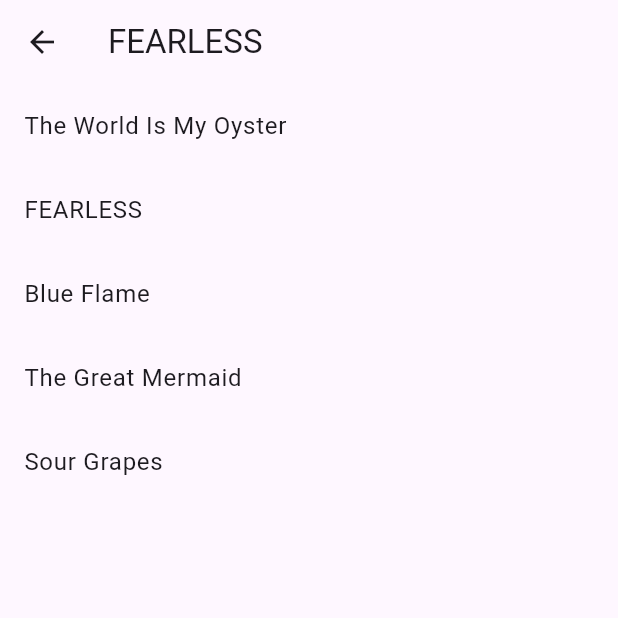
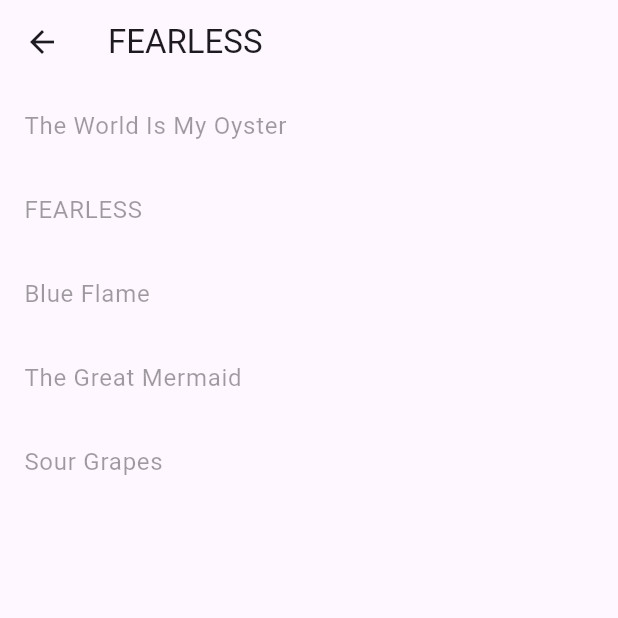
Before and after one commit to airicbear/lesserafim_lyrics, a Flutter app: the screen it shows after launch, after a tap on "FEARLESS", on a phone screen of 412 x 824 dp, the top half of it. Run offline on Flutter 3.47's test engine with Material 2 defaults, Android fonts, the phone set to English and light mode, and no system bars; our stand-ins replace flutter_widget_from_html_core.

Commit message:
Disable songs with empty lyrics (#11)

```diff
--- a/lib/ui/album_page.dart
+++ b/lib/ui/album_page.dart
@@ -32,8 +32,16 @@ class AlbumPage extends StatelessWidget {
               final song = Song.fromJson(jsonDecode(snapshot.data.toString()));
 
               return ListTile(
-                title: Text(song.title),
+                title: Text(
+                  song.title,
+                  style: TextStyle(
+                    color: song.lyrics.isEmpty
+                        ? Theme.of(context).disabledColor
+                        : Theme.of(context).textTheme.bodyLarge?.color,
+                  ),
+                ),
                 onTap: () {
+                  if (song.lyrics.isNotEmpty) {
                     Navigator.push(
                       context,
                       MaterialPageRoute(
@@ -42,6 +50,7 @@ class AlbumPage extends StatelessWidget {
                         ),
                       ),
                     );
+                  }
                 },
               );
             },
```
Lines whose indentation alone changed are shown as unchanged.
